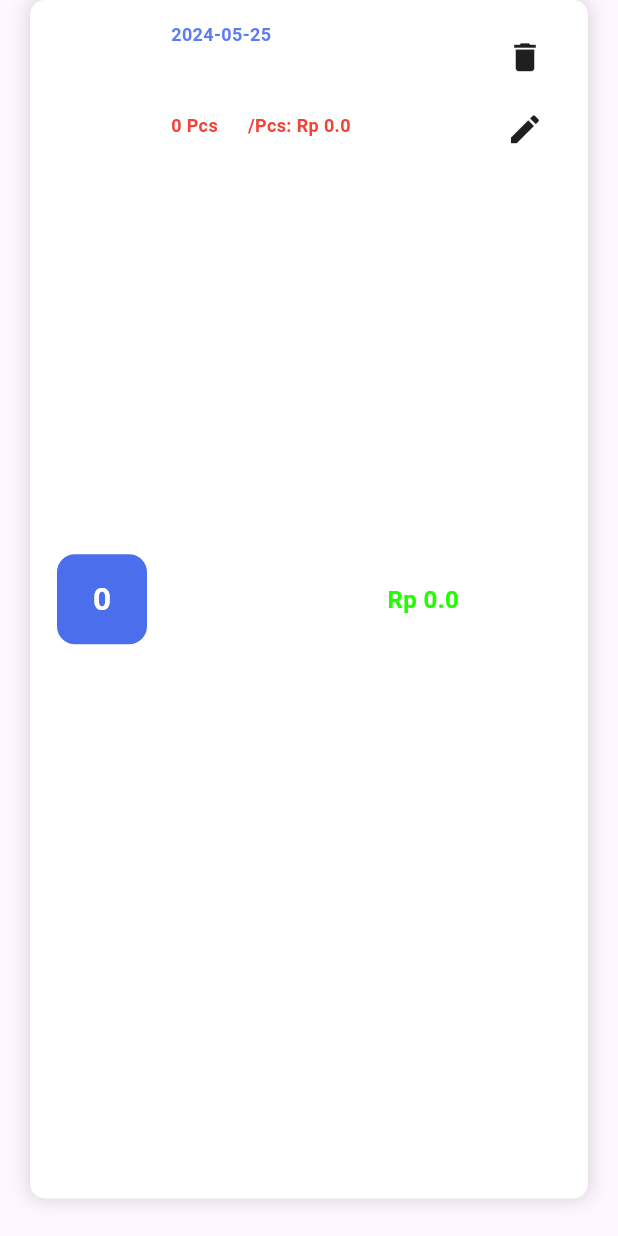
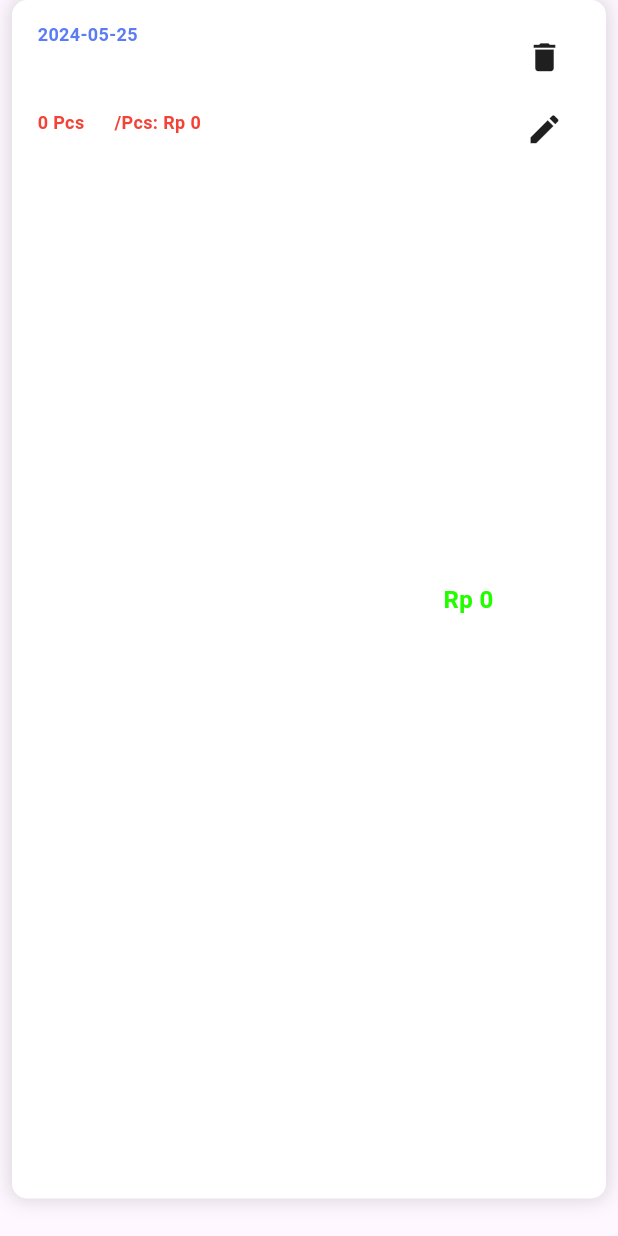
Before and after one commit to dimasrisky/dasi-app, a Flutter app: the CardRincianPengeluaran widget shown alone on an empty page, opened directly with empty values, on a phone screen of 412 x 824 dp. Run offline on Flutter 3.47's test engine with Material 3 defaults, Android fonts, the phone set to English and light mode, and no system bars; our stand-ins replace cloud_firestore, firebase_core; accounts and stored records are empty.

Commit message:
memperbaiki layout yang rusak

```diff
--- a/lib/components/total_pemasukan_component.dart
+++ b/lib/components/total_pemasukan_component.dart
@@ -60,7 +60,7 @@ class _TotalPemasukanComponentState extends State<TotalPemasukanComponent> {
                       if(snapshot.hasData){
                         double total = snapshot.data as double;
                         return Text(
-                          "Rp  ${total.toString()}",
+                          "Rp  ${total.toInt().toString()}",
                           style: TextStyle(
                             color: Colors.white,
                             fontSize: 30,
--- a/lib/pages/form_edit_pengeluaran.dart
+++ b/lib/pages/form_edit_pengeluaran.dart
@@ -1,6 +1,5 @@
 import 'package:cloud_firestore/cloud_firestore.dart';
 import 'package:flutter/material.dart';
-import 'package:flutter/widgets.dart';
 
 class CustomFormField extends StatelessWidget {
   final String? title, hintText;
--- a/lib/pages/pengeluaran_page.dart
+++ b/lib/pages/pengeluaran_page.dart
@@ -49,7 +49,8 @@ class _CardTotalPengeluaranState extends State<CardTotalPengeluaran> {
                 fontFamily: 'Inter',
                 fontSize: 15,
                 color: Colors.white,
-                  fontWeight: FontWeight.w500),
+                fontWeight: FontWeight.w500
+              ),
             ),
             SizedBox(height: 7),
             FutureBuilder(
@@ -58,7 +59,7 @@ class _CardTotalPengeluaranState extends State<CardTotalPengeluaran> {
                 if(snapshot.hasData && snapshot.connectionState == ConnectionState.done){
                   double total = snapshot.data as double;
                   return Text(
-                    'Rp ${total.toString()}',
+                    'Rp ${total.toInt().toString()}',
                     style: TextStyle(
                         fontFamily: 'Inter',
                         fontSize: 33,
@@ -90,8 +91,7 @@ class _CardTotalPengeluaranState extends State<CardTotalPengeluaran> {
 
 class CardRincianPengeluaran extends StatelessWidget {
   final docID;
-  final int noUrut, jumlah;
-  final double total, harga_satuan;
+  final int noUrut, jumlah, total, harga_satuan;
   final String kebutuhan;
   final Timestamp tanggal;
 
@@ -109,44 +109,45 @@ class CardRincianPengeluaran extends StatelessWidget {
   @override
   Widget build(BuildContext context) {
     return Padding(
-        padding: EdgeInsets.symmetric(horizontal: 20),
+        padding: EdgeInsets.symmetric(horizontal: 8),
         child: Container(
           margin: EdgeInsets.only(bottom: 25),
-          padding: EdgeInsets.symmetric(horizontal: 18, vertical: 14),
+          padding: EdgeInsets.symmetric(horizontal: 17, vertical: 14),
           decoration: BoxDecoration(
             color: Colors.white,
             borderRadius: BorderRadius.all(Radius.circular(10)),
             boxShadow: [
-                BoxShadow(
-                    blurRadius: 10, spreadRadius: 1, color: Color(0x25000000))
-              ]),
-          width: double.maxFinite,
+              BoxShadow( blurRadius: 10, spreadRadius: 1, color: Color(0x25000000))
+            ]
+          ),
           child: Row(
             mainAxisAlignment: MainAxisAlignment.spaceBetween,
             children: [
               Row(children: [
-                Stack(
-                  alignment: Alignment.center,
-                  children: [
-                    Container(
-                      width: 60,
-                      height: 60,
-                      decoration: BoxDecoration(
-                          color: Color(0xff4B6EEC),
-                          borderRadius: BorderRadius.all(Radius.circular(12))),
-                    ),
-                    Text(
-                      noUrut.toString(),
-                      style: TextStyle(
-                          color: Colors.white,
-                          fontWeight: FontWeight.w700,
-                          fontSize: 21),
-                    )
-                  ],
-                ),
-                SizedBox(
-                  width: 16,
-                ),
+                // Stack(
+                //   alignment: Alignment.center,
+                //   children: [
+                //     Container(
+                //       width: 50,
+                //       height: 50,
+                //       decoration: BoxDecoration(
+                //         color: Color(0xff4B6EEC),
+                //         borderRadius: BorderRadius.all(Radius.circular(60))
+                //       ),
+                //     ),
+                //     Text(
+                //       noUrut.toString(),
+                //       style: TextStyle(
+                //         color: Colors.white,
+                //         fontWeight: FontWeight.w700,
+                //         fontSize: 21
+                //       ),
+                //     )
+                //   ],
+                // ),
+                // SizedBox(
+                //   width: 16,
+                // ),
                 Column(
                   crossAxisAlignment: CrossAxisAlignment.start,
                   children: [
@@ -155,12 +156,12 @@ class CardRincianPengeluaran extends StatelessWidget {
                       style: TextStyle(
                         color: Color.fromARGB(255, 91, 124, 243),
                         fontSize: 12,
-                          fontWeight: FontWeight.w600),
+                        fontWeight: FontWeight.w600
+                      ),
                     ),
                     Text(
                       "$kebutuhan",
-                      style:
-                          TextStyle(fontSize: 22, fontWeight: FontWeight.bold),
+                      style: TextStyle(fontSize: 20, fontWeight: FontWeight.bold),
                     ),
                     SizedBox(height: 13),
                     Row(
@@ -196,7 +197,7 @@ class CardRincianPengeluaran extends StatelessWidget {
                       fontWeight: FontWeight.w600,
                       fontSize: 16),
                 ),
-                SizedBox(width: 20),
+                SizedBox(width: 10),
                 Column(
                   children: [
                     IconButton(
@@ -210,7 +211,8 @@ class CardRincianPengeluaran extends StatelessWidget {
                         Icons.delete,
                         size: 25,
                         color: Color(0xff1F1F1F),
-                        )),
+                      )
+                    ),
                     IconButton(
                       onPressed: () {
                         Navigator.push(context, MaterialPageRoute(builder: (context) => FormEditPengeluaran(id: docID)));
@@ -219,7 +221,8 @@ class CardRincianPengeluaran extends StatelessWidget {
                         Icons.edit,
                         size: 25,
                         color: Color(0xff1F1F1F),
-                        )),
+                      )
+                    ),
                   ],
                 )
               ])
```
Also changed, not shown: lib/components/layanan_component.dart (+7 -4 lines), lib/components/pembayaran_terkini_component.dart (+20 -14 lines), lib/pages/form_pemasukan.dart (+22 -14 lines), lib/pages/form_pengeluaran.dart (+16 -9 lines), lib/pages/login_page.dart (added, +22 -0 lines), package-lock.json, pubspec.lock, 4 other files. Lines whose indentation alone changed are shown as unchanged.
